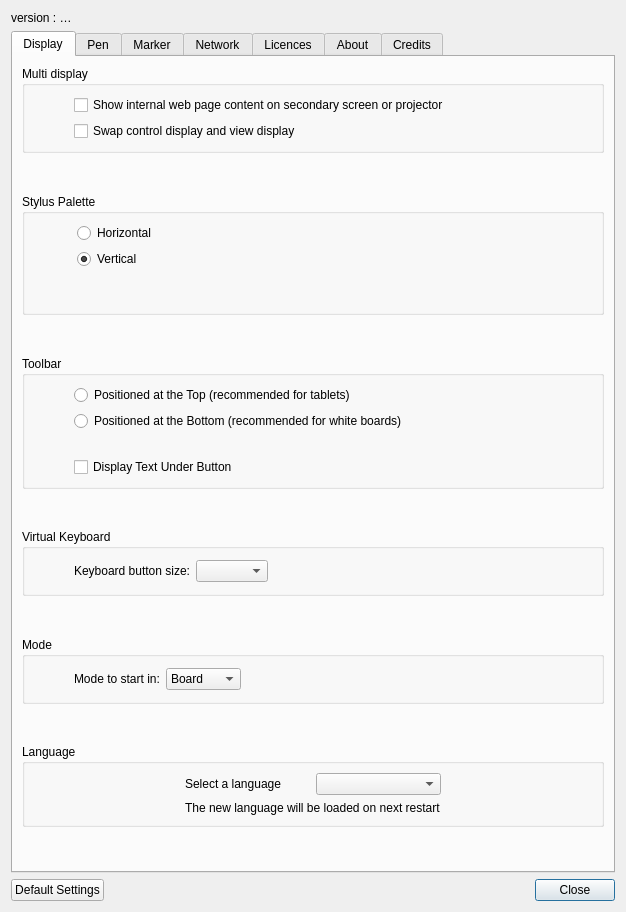
This is resources/forms/preferences.ui in Sankore/Sankore-3.1 as Qt 5 draws it before an edit. The edited form follows.
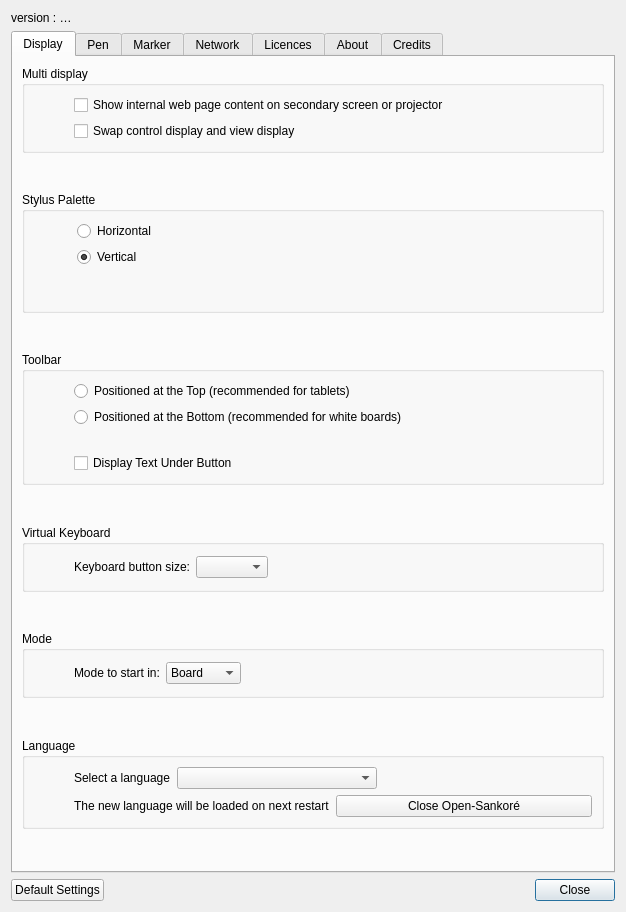
This is the edited form.

Commit message: language feature

The edit to the form file:
```diff
--- a/resources/forms/preferences.ui
+++ b/resources/forms/preferences.ui
@@ -517,7 +517,7 @@
          </property>
         </spacer>
        </item>
-       <item alignment="Qt::AlignVCenter">
+       <item>
         <widget class="QGroupBox" name="languageGroupBox">
          <property name="sizePolicy">
           <sizepolicy hsizetype="MinimumExpanding" vsizetype="Expanding">
@@ -529,27 +529,14 @@
           <string>Language</string>
          </property>
          <layout class="QGridLayout" name="gridLayout_3">
-          <item row="1" column="2">
-           <widget class="QComboBox" name="languageComboBox"/>
-          </item>
-          <item row="1" column="0">
+          <item row="0" column="0">
            <spacer name="horizontalSpacer_7">
             <property name="orientation">
              <enum>Qt::Horizontal</enum>
             </property>
-            <property name="sizeHint" stdset="0">
-             <size>
-              <width>40</width>
-              <height>20</height>
-             </size>
+            <property name="sizeType">
+             <enum>QSizePolicy::Preferred</enum>
             </property>
-           </spacer>
-          </item>
-          <item row="1" column="3">
-           <spacer name="horizontalSpacer_8">
-            <property name="orientation">
-             <enum>Qt::Horizontal</enum>
-            </property>
             <property name="sizeHint" stdset="0">
              <size>
               <width>40</width>
@@ -558,19 +545,64 @@
             </property>
            </spacer>
           </item>
-          <item row="1" column="1">
-           <widget class="QLabel" name="languageLabel">
-            <property name="text">
-             <string>Select a language</string>
+          <item row="0" column="2">
+           <layout class="QVBoxLayout" name="languageVerticalLayout">
+            <property name="sizeConstraint">
+             <enum>QLayout::SetFixedSize</enum>
             </property>
-           </widget>
-          </item>
-          <item row="2" column="1" colspan="2">
-           <widget class="QLabel" name="label_6">
-            <property name="text">
-             <string>The new language will be loaded on next restart</string>
-            </property>
-           </widget>
+            <item>
+             <layout class="QHBoxLayout" name="languageHAlert">
+              <item>
+               <widget class="QLabel" name="languageLabel">
+                <property name="text">
+                 <string>Select a language</string>
+                </property>
+               </widget>
+              </item>
+              <item>
+               <widget class="QComboBox" name="languageComboBox">
+                <property name="minimumSize">
+                 <size>
+                  <width>200</width>
+                  <height>0</height>
+                 </size>
+                </property>
+               </widget>
+              </item>
+              <item>
+               <spacer name="horizontalSpacer_8">
+                <property name="orientation">
+                 <enum>Qt::Horizontal</enum>
+                </property>
+                <property name="sizeHint" stdset="0">
+                 <size>
+                  <width>40</width>
+                  <height>20</height>
+                 </size>
+                </property>
+               </spacer>
+              </item>
+             </layout>
+            </item>
+            <item>
+             <layout class="QHBoxLayout" name="alertHLayout">
+              <item>
+               <widget class="QLabel" name="closeOpenSankoreAlertLabel">
+                <property name="text">
+                 <string>The new language will be loaded on next restart</string>
+                </property>
+               </widget>
+              </item>
+              <item>
+               <widget class="QPushButton" name="quitOpenSankorePushButton">
+                <property name="text">
+                 <string>Close Open-Sankoré</string>
+                </property>
+               </widget>
+              </item>
+             </layout>
+            </item>
+           </layout>
           </item>
          </layout>
         </widget>
```
Left out of the diff: 36 changed lines with no effect on the pictures. The commit also changes 1 other file.
